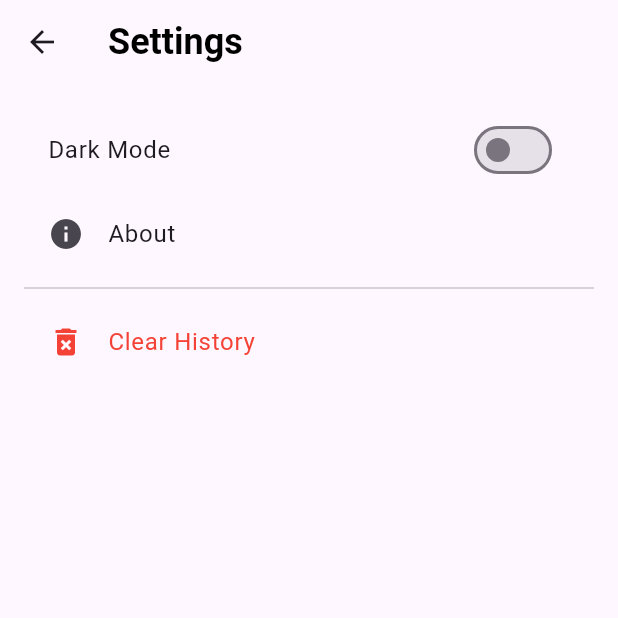
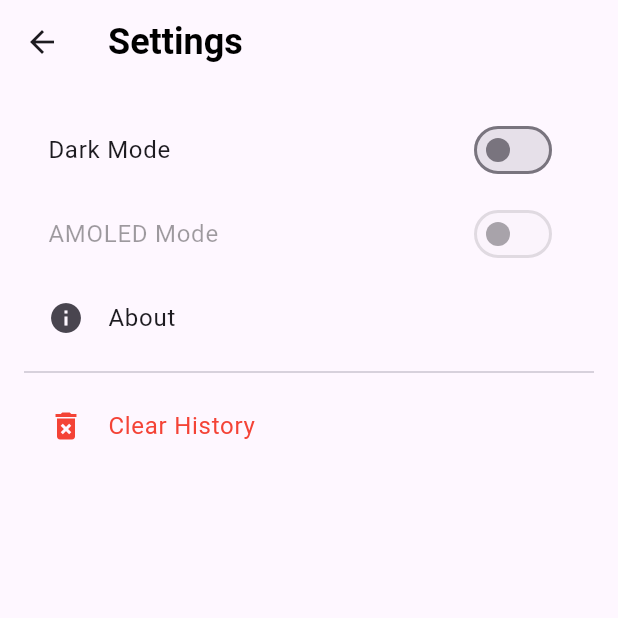
Before and after one commit to s4nj1th/dhammapada, a Flutter app: the screen it shows after launch, after a tap on the "settings" icon, on a phone screen of 412 x 824 dp, the top half of it. Run offline on Flutter 3.47's test engine with Material 3 defaults, Android fonts, the phone set to English and light mode, and no system bars; our stand-ins replace shared_preferences.

Commit message:
added ui features > added AMOLED theme > changed saved_verses_screen

```diff
--- a/lib/main.dart
+++ b/lib/main.dart
@@ -25,11 +25,25 @@ class MyApp extends StatelessWidget {
   @override
   Widget build(BuildContext context) {
     final themeNotifier = Provider.of<ThemeNotifier>(context);
+
     return MaterialApp(
       title: 'Dhammapada',
       debugShowCheckedModeBanner: false,
       themeMode: themeNotifier.themeMode,
-      theme: ThemeData(
+      theme: _buildLightTheme(),
+      darkTheme: themeNotifier.isAmoled
+          ? _buildAmoledTheme()
+          : _buildDarkTheme(),
+      initialRoute: '/',
+      routes: {
+        '/': (context) => const HomeScreen(),
+        '/settings': (context) => const SettingsScreen(),
+      },
+    );
+  }
+
+  ThemeData _buildLightTheme() {
+    return ThemeData(
       brightness: Brightness.light,
       primarySwatch: Colors.indigo,
       useMaterial3: true,
@@ -40,24 +54,42 @@ class MyApp extends StatelessWidget {
           color: Colors.black,
         ),
       ),
-      ),
-      darkTheme: ThemeData(
+    );
+  }
+
+  ThemeData _buildDarkTheme() {
+    return ThemeData(
       brightness: Brightness.dark,
       primarySwatch: Colors.indigo,
       useMaterial3: true,
+      scaffoldBackgroundColor: const Color(0xFF121212),
       appBarTheme: const AppBarTheme(
+        backgroundColor: Color(0xFF121212),
         titleTextStyle: TextStyle(
           fontWeight: FontWeight.bold,
           fontSize: 24,
           color: Colors.white,
         ),
       ),
+    );
+  }
+
+  ThemeData _buildAmoledTheme() {
+    return ThemeData(
+      brightness: Brightness.dark,
+      primarySwatch: Colors.indigo,
+      useMaterial3: true,
+      scaffoldBackgroundColor: Colors.black,
+      canvasColor: Colors.black,
+      cardColor: const Color(0xFF1A1A1A),
+      appBarTheme: const AppBarTheme(
+        backgroundColor: Colors.black,
+        titleTextStyle: TextStyle(
+          fontWeight: FontWeight.bold,
+          fontSize: 24,
+          color: Colors.white,
         ),
-      initialRoute: '/',
-      routes: {
-        '/': (context) => const HomeScreen(),
-        '/settings': (context) => const SettingsScreen(),
-      },
+      ),
     );
   }
 }
--- a/lib/screens/home_screen.dart
+++ b/lib/screens/home_screen.dart
@@ -180,7 +180,13 @@ class _HomeScreenState extends State<HomeScreen> {
           HistoryScreen(chapterMap: chapters),
         ],
       ),
-      bottomNavigationBar: BottomNavigationBar(
+      bottomNavigationBar: Theme(
+        data: Theme.of(context).copyWith(
+          splashFactory: NoSplash.splashFactory,
+          highlightColor: Colors.transparent,
+          splashColor: Colors.transparent,
+        ),
+        child: BottomNavigationBar(
           type: BottomNavigationBarType.fixed,
           currentIndex: _selectedIndex,
           onTap: (index) {
@@ -215,6 +221,7 @@ class _HomeScreenState extends State<HomeScreen> {
             );
           }),
         ),
+      ),
     );
   }
 
--- a/lib/screens/saved_verses_screen.dart
+++ b/lib/screens/saved_verses_screen.dart
@@ -23,7 +23,7 @@ class SavedVersesScreen extends StatelessWidget {
 
                 return Card(
                   margin: const EdgeInsets.symmetric(
-                    horizontal: 16,
+                    horizontal: 8,
                     vertical: 8,
                   ),
                   child: ListTile(
@@ -32,7 +32,9 @@ class SavedVersesScreen extends StatelessWidget {
                       children: [
                         Text(
                           '${verse.id}.',
-                          style: Theme.of(context).textTheme.bodyLarge,
+                          style: TextStyle(
+                            color: Theme.of(context).colorScheme.outline,
+                          ),
                         ),
                         Expanded(
                           child: Text(
--- a/lib/screens/settings_screen.dart
+++ b/lib/screens/settings_screen.dart
@@ -27,6 +27,20 @@ class SettingsScreen extends StatelessWidget {
               themeNotifier.toggleTheme(value);
             },
           ),
+          if (isDark)
+            SwitchListTile(
+              title: const Text('AMOLED Mode'),
+              value: themeNotifier.isAmoled,
+              onChanged: (value) => themeNotifier.toggleAmoled(value),
+            )
+          else
+            SwitchListTile(
+              title: const Text('AMOLED Mode'),
+              value: themeNotifier.isAmoled,
+              enableFeedback: false,
+              onChanged: null,
+            ),
+
           ListTile(
             leading: const Icon(Icons.info),
             title: const Text('About'),
--- a/lib/screens/verse_screen.dart
+++ b/lib/screens/verse_screen.dart
@@ -124,12 +124,12 @@ class _VerseScreenState extends State<VerseScreen> {
   Widget _buildPage(PageItem item) {
     if (item is VersePage) {
       return Padding(
-        padding: const EdgeInsets.all(24.0),
+        padding: const EdgeInsets.symmetric(horizontal: 10, vertical: 30),
         child: Text(
           item.verse.text,
           textAlign: TextAlign.center,
           style: const TextStyle(
-            fontSize: 24,
+            fontSize: 22,
             fontFamily: 'Castoro',
             fontStyle: FontStyle.italic,
             fontWeight: FontWeight.w500,
--- a/lib/theme_notifier.dart
+++ b/lib/theme_notifier.dart
@@ -3,8 +3,10 @@ import 'package:shared_preferences/shared_preferences.dart';
 
 class ThemeNotifier extends ChangeNotifier {
   ThemeMode _themeMode = ThemeMode.light;
+  bool _isAmoled = false;
 
   ThemeMode get themeMode => _themeMode;
+  bool get isAmoled => _isAmoled;
 
   ThemeNotifier() {
     _loadTheme();
@@ -16,15 +18,26 @@ class ThemeNotifier extends ChangeNotifier {
     notifyListeners();
   }
 
+  void toggleAmoled(bool value) {
+    _isAmoled = value;
+    _saveTheme();
+    notifyListeners();
+  }
+
   Future<void> _loadTheme() async {
     final prefs = await SharedPreferences.getInstance();
     final isDark = prefs.getBool('isDarkTheme') ?? false;
+    final isAmoled = prefs.getBool('isAmoled') ?? false;
+
     _themeMode = isDark ? ThemeMode.dark : ThemeMode.light;
+    _isAmoled = isAmoled;
+
     notifyListeners();
   }
 
   Future<void> _saveTheme() async {
     final prefs = await SharedPreferences.getInstance();
     await prefs.setBool('isDarkTheme', _themeMode == ThemeMode.dark);
+    await prefs.setBool('isAmoled', _isAmoled);
   }
 }
```
Lines whose indentation alone changed are shown as unchanged.
